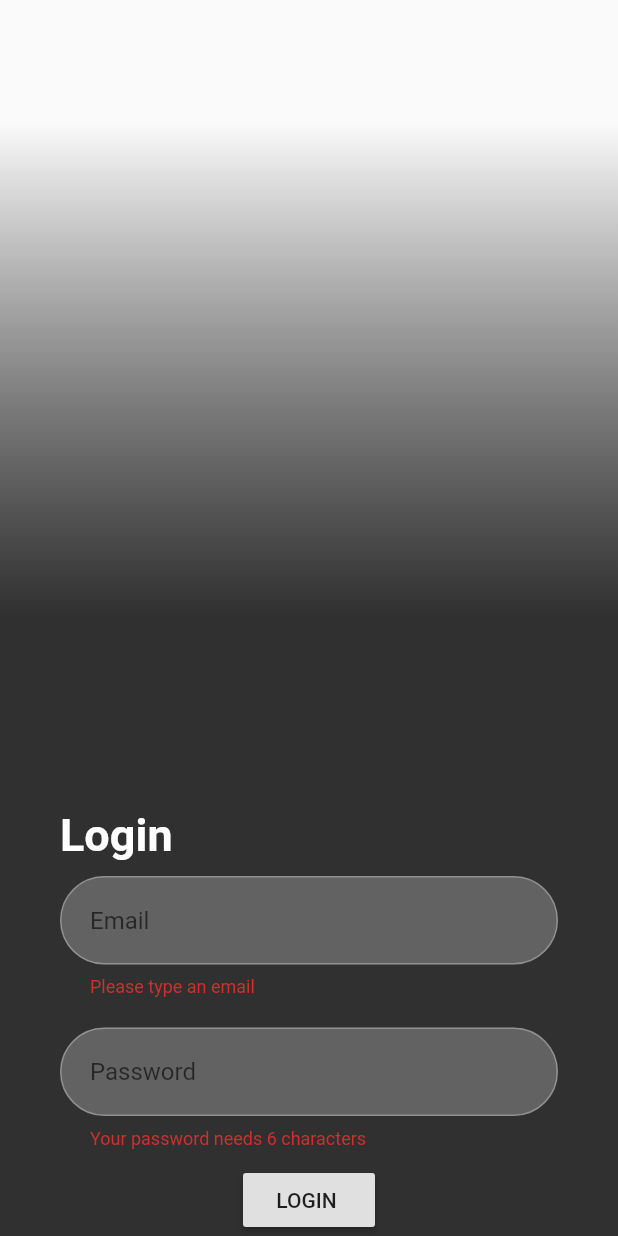
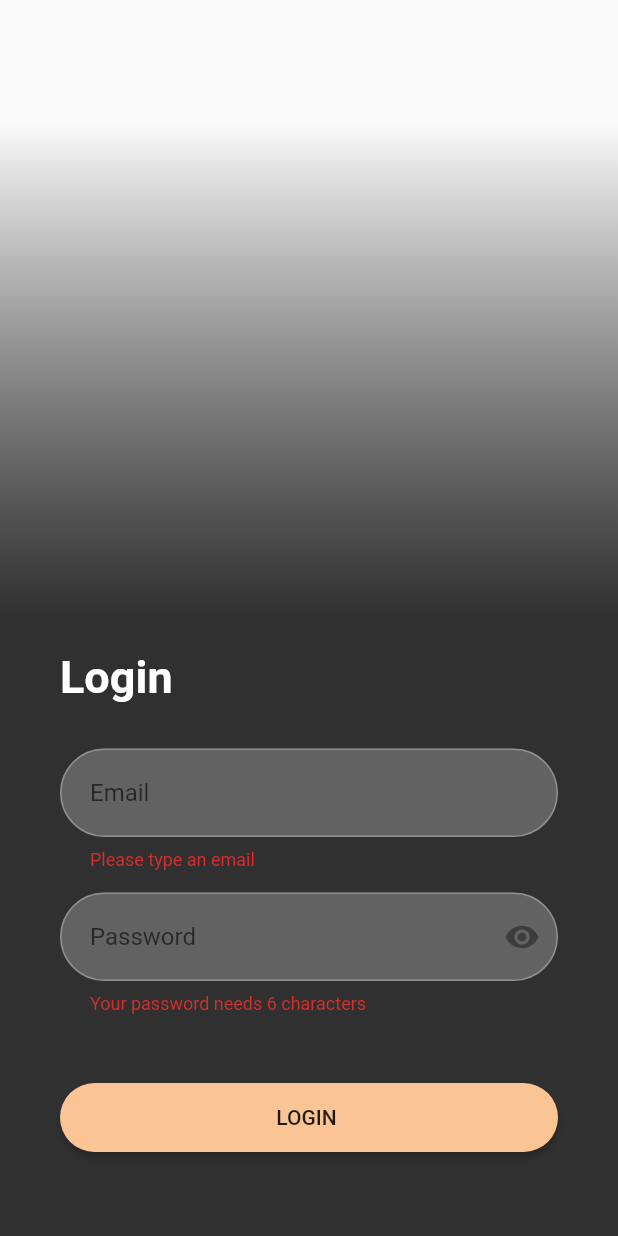
Before and after one commit to LucaSardellitti/netflixApp, a Flutter app: the screen it shows after launch, after a tap on "LOGIN", on a phone screen of 412 x 824 dp. Run offline on Flutter 3.47's test engine with Material 2 defaults, Android fonts, the phone set to English and light mode, and no system bars; our stand-ins replace firebase_auth, firebase_core; accounts and stored records are empty.

Commit message:
Desgin input terminé

```diff
--- a/lib/pages/signIn/widgets/widgetSignIn.dart
+++ b/lib/pages/signIn/widgets/widgetSignIn.dart
@@ -21,7 +21,7 @@ class SignInWidget extends State<SignIn> {
           Container(
             width: MediaQuery.of(context).size.width,
             height: MediaQuery.of(context).size.height,
-            padding: EdgeInsets.only(right: 40.0, left: 40.0),
+            padding: EdgeInsets.only(right: 40.0, bottom: 55.0, left: 40.0),
 
             // Background Gradient
             decoration: BoxDecoration(
@@ -44,6 +44,9 @@ class SignInWidget extends State<SignIn> {
                     children: <Widget>[
 
                       //Titre
+                      Container(
+                        margin: EdgeInsets.only(bottom: 30.0),
+                        child:
                           Align(
                             alignment: Alignment.topLeft,
                             child:
@@ -56,17 +59,31 @@ class SignInWidget extends State<SignIn> {
                               ),
                             ),
                           ),
+                      ),
+
+                      //Input Email
+                      InputForm(_email, "Email", false, null),
+                      InputForm(_password, "Password", true, Icon(Icons.remove_red_eye_sharp, color: Colors.black38)),
+
+                      //Button
+                      Container(
+                        margin: EdgeInsets.only(top: 30.0),
+                        child:
+                          SizedBox(
+                            width: MediaQuery.of(context).size.width,
+                            child:
+                              RaisedButton(
+                                color: Color(0xfffac495),//Préfixe oxff (car ffac495 -> RVB)
+                                padding: EdgeInsets.only(top: 15.0, bottom: 15.0),
+                                shape: new RoundedRectangleBorder(borderRadius: new BorderRadius.circular(30.0)),
+                                onPressed: signIn,
+                                child: Text("LOGIN "),
+
+                              ),
+                          ),
+                      )
 
 
-                      //Input Email
-                      InputForm("Email", false),
-                      InputForm("Password", true),
-
-                      //Button
-                      RaisedButton(
-                        onPressed: signIn,
-                        child: Text("LOGIN "),
-                        )
                     ]
                   ),
 
@@ -116,9 +133,11 @@ class SignInWidget extends State<SignIn> {
 //Widget Design Input
 class InputForm extends StatelessWidget{
   String type;
+  final String textType;
   final obscureText;
+  final icon;
 
-  InputForm(this.type, this.obscureText);
+  InputForm(this.type, this.textType, this.obscureText, this.icon);
 
   @override
   Widget build (BuildContext context){
@@ -126,19 +145,19 @@ class InputForm extends StatelessWidget{
     //Input Email
     return new
     Container(
-      padding: EdgeInsets.only(top:10.0, bottom: 10.0),
+      margin: EdgeInsets.only(bottom: 15.0),
       child:
         TextFormField(
           obscureText: obscureText,//Cache le password
           cursorColor: Colors.white,
           style: TextStyle(color: Colors.white),
           validator: (input) {
-            if(type == "Email"){
+            if(textType == "Email"){
               if(input.isEmpty){
                 return "Please type an email";
               }
             }
-            else if(type == "Password"){
+            else if(textType == "Password"){
               if(input.length < 6){
                 return "Your password needs 6 characters";
               }
@@ -147,7 +166,8 @@ class InputForm extends StatelessWidget{
           },
           onSaved: (input) => type = input,
           decoration: InputDecoration(
-            hintText: "$type",
+            suffixIcon: icon,
+            hintText: textType,
             filled: true,
             fillColor: Colors.white24,
             focusColor: Colors.white,
```
Lines whose indentation alone changed are shown as unchanged.
